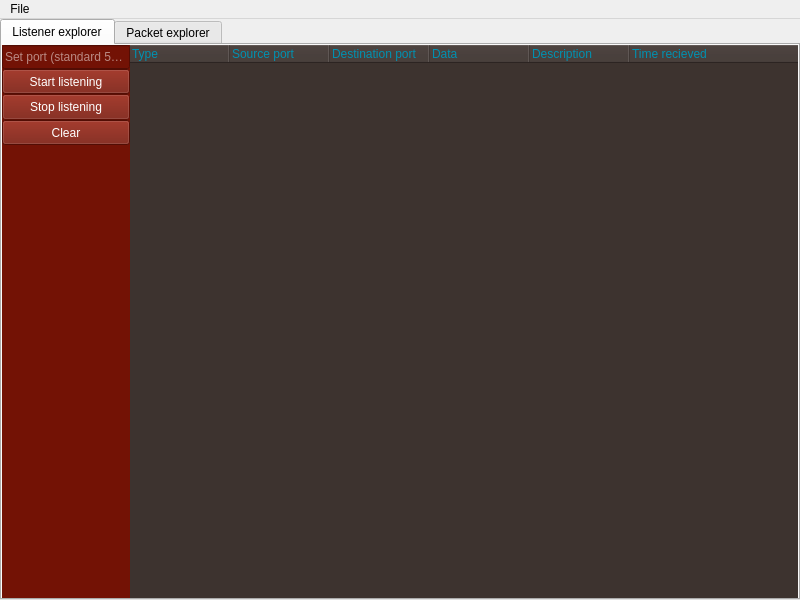
This is mainwindow.ui in Cannabis2013/NetScanner as Qt 5 draws it before an edit. The edited form follows.
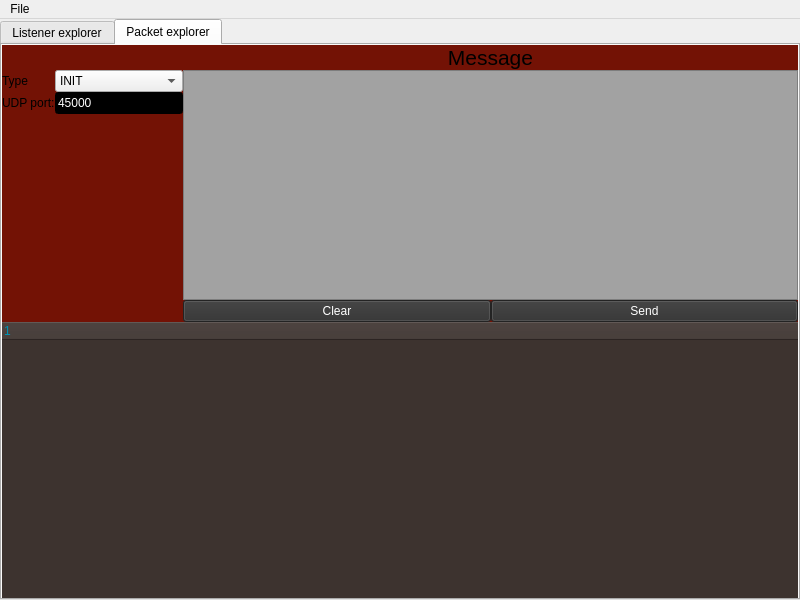
This is the edited form.

Commit message: Working on send functionality

Patch:
```diff
--- a/mainwindow.ui
+++ b/mainwindow.ui
@@ -14,27 +14,11 @@
    <string>MainWindow</string>
   </property>
   <property name="styleSheet">
-   <string notr="true">QPushButton
-{
-	margin: 0px;
-	padding:0px;
-	
-	background-color: rgb(49, 49, 49);
-	color:white;
-}
-QLineEdit
-{
-	background-color:lightbrown;
-	color: white;
-}</string>
+   <string notr="true"/>
   </property>
   <widget class="QWidget" name="centralwidget">
    <property name="styleSheet">
-    <string notr="true">QWidget#centralWidget
-{
-	background-color: rgb(115, 18, 5);
-}
-</string>
+    <string notr="true"/>
    </property>
    <layout class="QGridLayout" name="gridLayout_2">
     <property name="leftMargin">
@@ -55,11 +39,29 @@
     <item row="0" column="0">
      <widget class="QTabWidget" name="tabWidget">
       <property name="currentIndex">
-       <number>0</number>
+       <number>1</number>
       </property>
       <widget class="QWidget" name="tab">
        <property name="styleSheet">
-        <string notr="true">background-color: rgb(115, 18, 5);</string>
+        <string notr="true">QWidget#tab
+{
+	background-color: rgb(115, 18, 5);
+}
+
+
+QPushButton
+{
+	margin: 0px;
+	padding:0px;
+	
+	background-color: rgb(49, 49, 49);
+	color:white;
+}
+QLineEdit
+{
+	background-color:lightbrown;
+	color: white;
+}</string>
        </property>
        <attribute name="title">
         <string>Listener explorer</string>
@@ -254,10 +256,248 @@
         </item>
        </layout>
       </widget>
-      <widget class="QWidget" name="tab_2">
+      <widget class="QWidget" name="tab2">
+       <property name="styleSheet">
+        <string notr="true">QWidget#tab2
+{
+	background-color: rgb(115, 18, 5);
+}
+
+QPushButton
+{
+	
+	background-color: rgb(49, 49, 49);
+	color:white;
+}
+QLineEdit
+{
+	background-color:lightbrown;
+	color: white;
+}</string>
+       </property>
        <attribute name="title">
         <string>Packet explorer</string>
        </attribute>
+       <layout class="QGridLayout" name="gridLayout_5">
+        <property name="leftMargin">
+         <number>0</number>
+        </property>
+        <property name="topMargin">
+         <number>0</number>
+        </property>
+        <property name="rightMargin">
+         <number>0</number>
+        </property>
+        <property name="bottomMargin">
+         <number>0</number>
+        </property>
+        <property name="spacing">
+         <number>0</number>
+        </property>
+        <item row="0" column="0">
+         <layout class="QGridLayout" name="gridLayout_4">
+          <item row="1" column="1">
+           <widget class="QTextBrowser" name="textBrowser">
+            <property name="styleSheet">
+             <string notr="true">background-color: rgb(162, 162, 162);</string>
+            </property>
+            <property name="readOnly">
+             <bool>false</bool>
+            </property>
+           </widget>
+          </item>
+          <item row="1" column="0">
+           <layout class="QVBoxLayout" name="verticalLayout_4">
+            <item>
+             <layout class="QHBoxLayout" name="horizontalLayout_3">
+              <item>
+               <widget class="QLabel" name="label_3">
+                <property name="text">
+                 <string>Type</string>
+                </property>
+               </widget>
+              </item>
+              <item>
+               <widget class="QComboBox" name="TypeSelector">
+                <property name="sizePolicy">
+                 <sizepolicy hsizetype="Fixed" vsizetype="Fixed">
+                  <horstretch>0</horstretch>
+                  <verstretch>0</verstretch>
+                 </sizepolicy>
+                </property>
+                <property name="minimumSize">
+                 <size>
+                  <width>128</width>
+                  <height>0</height>
+                 </size>
+                </property>
+                <property name="maximumSize">
+                 <size>
+                  <width>128</width>
+                  <height>16777215</height>
+                 </size>
+                </property>
+                <item>
+                 <property name="text">
+                  <string>INIT</string>
+                 </property>
+                </item>
+                <item>
+                 <property name="text">
+                  <string>META</string>
+                 </property>
+                </item>
+                <item>
+                 <property name="text">
+                  <string>CHUNK</string>
+                 </property>
+                </item>
+                <item>
+                 <property name="text">
+                  <string>ACK</string>
+                 </property>
+                </item>
+                <item>
+                 <property name="text">
+                  <string>P_ACK</string>
+                 </property>
+                </item>
+                <item>
+                 <property name="text">
+                  <string>LAST_CHUNK</string>
+                 </property>
+                </item>
+               </widget>
+              </item>
+             </layout>
+            </item>
+            <item>
+             <layout class="QHBoxLayout" name="horizontalLayout_2">
+              <item>
+               <widget class="QLabel" name="label_2">
+                <property name="text">
+                 <string>UDP port:</string>
+                </property>
+               </widget>
+              </item>
+              <item>
+               <widget class="QLineEdit" name="lineEdit_2">
+                <property name="sizePolicy">
+                 <sizepolicy hsizetype="Fixed" vsizetype="Fixed">
+                  <horstretch>0</horstretch>
+                  <verstretch>0</verstretch>
+                 </sizepolicy>
+                </property>
+                <property name="minimumSize">
+                 <size>
+                  <width>128</width>
+                  <height>0</height>
+                 </size>
+                </property>
+                <property name="maximumSize">
+                 <size>
+                  <width>128</width>
+                  <height>16777215</height>
+                 </size>
+                </property>
+                <property name="text">
+                 <string>45000</string>
+                </property>
+                <property name="placeholderText">
+                 <string>udp port</string>
+                </property>
+               </widget>
+              </item>
+             </layout>
+            </item>
+            <item>
+             <spacer name="verticalSpacer_2">
+              <property name="orientation">
+               <enum>Qt::Vertical</enum>
+              </property>
+              <property name="sizeHint" stdset="0">
+               <size>
+                <width>20</width>
+                <height>40</height>
+               </size>
+              </property>
+             </spacer>
+            </item>
+           </layout>
+          </item>
+          <item row="0" column="1">
+           <widget class="QLabel" name="label">
+            <property name="font">
+             <font>
+              <pointsize>16</pointsize>
+             </font>
+            </property>
+            <property name="text">
+             <string>Message</string>
+            </property>
+            <property name="textFormat">
+             <enum>Qt::AutoText</enum>
+            </property>
+            <property name="alignment">
+             <set>Qt::AlignCenter</set>
+            </property>
+           </widget>
+          </item>
+          <item row="2" column="1">
+           <widget class="QWidget" name="ButtonWidget" native="true">
+            <layout class="QHBoxLayout" name="horizontalLayout">
+             <property name="spacing">
+              <number>0</number>
+             </property>
+             <property name="leftMargin">
+              <number>0</number>
+             </property>
+             <property name="topMargin">
+              <number>0</number>
+             </property>
+             <property name="rightMargin">
+              <number>0</number>
+             </property>
+             <property name="bottomMargin">
+              <number>0</number>
+             </property>
+             <item>
+              <widget class="QPushButton" name="pushButton">
+               <property name="text">
+                <string>Clear</string>
+               </property>
+               <property name="flat">
+                <bool>false</bool>
+               </property>
+              </widget>
+             </item>
+             <item>
+              <widget class="QPushButton" name="pushButton_2">
+               <property name="text">
+                <string>Send</string>
+               </property>
+              </widget>
+             </item>
+            </layout>
+           </widget>
+          </item>
+         </layout>
+        </item>
+        <item row="1" column="0">
+         <widget class="QTreeWidget" name="treeWidget_2">
+          <property name="styleSheet">
+           <string notr="true">background-color: rgb(61, 51, 47);
+color: rgb(0, 145, 177);
+border: 0px solid;</string>
+          </property>
+          <column>
+           <property name="text">
+            <string notr="true">1</string>
+           </property>
+          </column>
+         </widget>
+        </item>
+       </layout>
       </widget>
      </widget>
     </item>
```
The commit also changes 8 other files.
